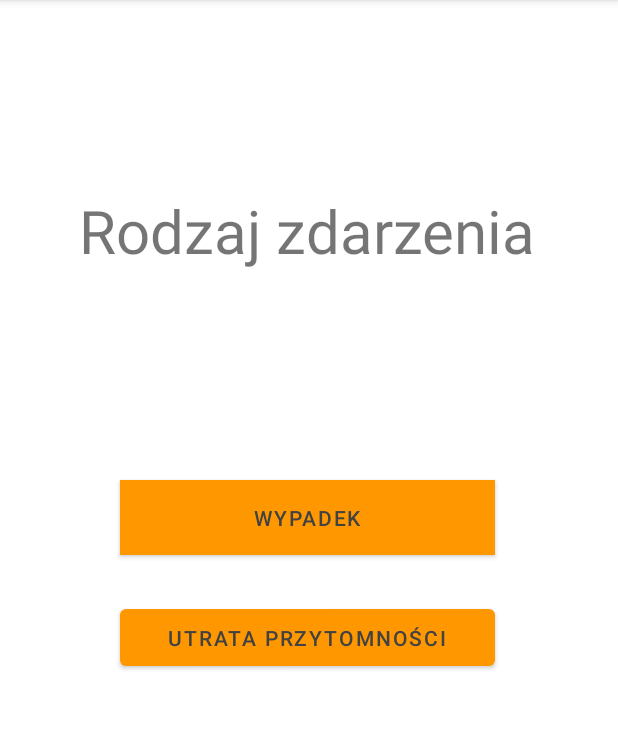
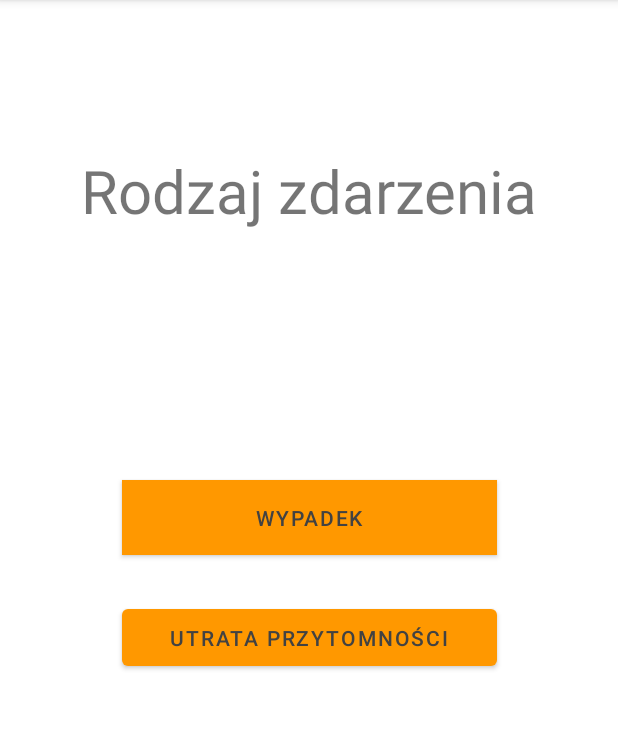
Before and after one commit to TheLastV8Interceptor/KWOD-project, an Android app: the AccidentActivity screen opened directly, with no data from a screen before it, on a phone screen of 412 x 824 dp, the part 84-813 px from its top. Run offline under Robolectric (Android 15) with nearby library versions, the phone set to English and light mode, and no system bars.

Commit message:
Resources constraint properties normalized

```diff
--- a/app/src/main/java/com/example/kwod/AccidentActivity.java
+++ b/app/src/main/java/com/example/kwod/AccidentActivity.java
@@ -13,7 +13,7 @@ public class AccidentActivity extends AppCompatActivity {
     @Override
     protected void onCreate(Bundle savedInstanceState) {
         super.onCreate(savedInstanceState);
-        setContentView(R.layout.activity_accident_acitivity);
+        setContentView(R.layout.activity_accident);
     }
 
     public void switch_to_consciousness_activity(View view)
--- a/app/src/main/res/layout/activity_accident_acitivity.xml
+++ b/app/src/main/res/layout/activity_accident.xml
@@ -8,18 +8,28 @@
 
     <TextView
         android:id="@+id/accident_activity_title"
-        android:layout_width="350dp"
-        android:layout_height="70dp"
-        android:layout_marginStart="30dp"
+        android:layout_width="wrap_content"
+        android:layout_height="wrap_content"
         android:layout_marginTop="100dp"
-        android:layout_marginEnd="31dp"
-        android:layout_marginBottom="561dp"
         android:gravity="center"
         android:text="Rodzaj zdarzenia"
         android:textSize="40sp"
+        app:layout_constraintEnd_toEndOf="parent"
+        app:layout_constraintStart_toStartOf="parent"
+        app:layout_constraintTop_toTopOf="parent" />
+
+    <Button
+        android:id="@+id/accident_activity_button"
+        android:layout_width="250dp"
+        android:layout_height="50dp"
+        android:layout_marginTop="301dp"
+        android:layout_marginBottom="380dp"
+        android:background="#FF9800"
+        android:text="Wypadek"
+        android:textColor="#424242"
+        app:backgroundTint="#FF9800"
         app:layout_constraintBottom_toBottomOf="parent"
         app:layout_constraintEnd_toEndOf="parent"
-        app:layout_constraintHorizontal_bias="0.0"
         app:layout_constraintStart_toStartOf="parent"
         app:layout_constraintTop_toTopOf="parent" />
 
@@ -27,9 +37,7 @@
         android:id="@+id/accident_activity_consciousness_button"
         android:layout_width="250dp"
         android:layout_height="50dp"
-        android:layout_marginStart="80dp"
         android:layout_marginTop="381dp"
-        android:layout_marginEnd="81dp"
         android:layout_marginBottom="300dp"
         android:onClick="switch_to_consciousness_activity"
         android:text="Utrata przytomności"
@@ -37,25 +45,6 @@
         app:backgroundTint="#FF9800"
         app:layout_constraintBottom_toBottomOf="parent"
         app:layout_constraintEnd_toEndOf="parent"
-        app:layout_constraintHorizontal_bias="0.0"
-        app:layout_constraintStart_toStartOf="parent"
-        app:layout_constraintTop_toTopOf="parent" />
-
-    <Button
-        android:id="@+id/accident_activity_button"
-        android:layout_width="250dp"
-        android:layout_height="50dp"
-        android:layout_marginStart="80dp"
-        android:layout_marginTop="301dp"
-        android:layout_marginEnd="81dp"
-        android:layout_marginBottom="380dp"
-        android:background="#FF9800"
-        android:text="Wypadek"
-        android:textColor="#424242"
-        app:backgroundTint="#FF9800"
-        app:layout_constraintBottom_toBottomOf="parent"
-        app:layout_constraintEnd_toEndOf="parent"
-        app:layout_constraintHorizontal_bias="0.0"
         app:layout_constraintStart_toStartOf="parent"
         app:layout_constraintTop_toTopOf="parent" />
 
--- a/app/src/main/res/layout/activity_end_help_acitivity.xml
+++ b/app/src/main/res/layout/activity_end_help_acitivity.xml
@@ -10,9 +10,7 @@
         android:id="@+id/end_help_activity"
         android:layout_width="400dp"
         android:layout_height="200dp"
-        android:layout_marginStart="5dp"
         android:layout_marginTop="241dp"
-        android:layout_marginEnd="6dp"
         android:layout_marginBottom="290dp"
         android:gravity="center"
         android:rotationY="0"
@@ -29,16 +27,13 @@
         android:id="@+id/next_test_button"
         android:layout_width="200dp"
         android:layout_height="80dp"
-        android:layout_marginStart="105dp"
         android:layout_marginTop="599dp"
-        android:layout_marginEnd="106dp"
         android:layout_marginBottom="52dp"
         android:onClick="switch_to_MainActivity"
         android:text="Przejdź do początku"
         app:backgroundTint="#FF9800"
         app:layout_constraintBottom_toBottomOf="parent"
         app:layout_constraintEnd_toEndOf="parent"
-        app:layout_constraintHorizontal_bias="0.0"
         app:layout_constraintStart_toStartOf="parent"
         app:layout_constraintTop_toTopOf="parent" />
 
--- a/app/src/main/res/layout/activity_stayin_alive.xml
+++ b/app/src/main/res/layout/activity_stayin_alive.xml
@@ -10,9 +10,7 @@
         android:id="@+id/accident_activity_unconscious_get_emergency_stayin_alive"
         android:layout_width="300dp"
         android:layout_height="75dp"
-        android:layout_marginStart="55dp"
         android:layout_marginTop="636dp"
-        android:layout_marginEnd="56dp"
         android:layout_marginBottom="45dp"
         android:onClick="switch_to_EndHelpActivity"
         android:text="Zakończ procedurę udzielania pomocy"
@@ -20,7 +18,6 @@
         app:backgroundTint="#FF9800"
         app:layout_constraintBottom_toBottomOf="parent"
         app:layout_constraintEnd_toEndOf="parent"
-        app:layout_constraintHorizontal_bias="0.0"
         app:layout_constraintStart_toStartOf="parent"
         app:layout_constraintTop_toTopOf="parent"
         app:layout_constraintVertical_bias="1.0" />
@@ -29,9 +26,7 @@
         android:id="@+id/accident_activity_unconscious_get_emergency_stayin_alive_title"
         android:layout_width="350dp"
         android:layout_height="150dp"
-        android:layout_marginStart="28dp"
         android:layout_marginTop="38dp"
-        android:layout_marginEnd="33dp"
         android:layout_marginBottom="593dp"
         android:gravity="center"
         android:text="Procedura resuscytacji dla dorosłego:"
```
Also changed, not shown: app/src/main/res/layout/activity_breath_check.xml (+29 -37 lines), app/src/main/res/layout/activity_conscious.xml (+14 -20 lines), app/src/main/res/layout/activity_consciousness.xml (+16 -24 lines), app/src/main/res/layout/activity_emergency_call.xml (+30 -41 lines), app/src/main/res/layout/activity_is_breathing.xml (+0 -7 lines), app/src/main/res/layout/activity_is_not_breathing.xml (+17 -21 lines), app/src/main/res/layout/activity_main.xml (+3 -9 lines), app/src/main/res/layout/activity_stayin_alive_small_child.xml (+17 -21 lines), app/src/main/res/layout/activity_stayin_alive_toddler.xml (+17 -21 lines), app/src/main/res/layout/activity_unconscious.xml (+15 -22 lines).
